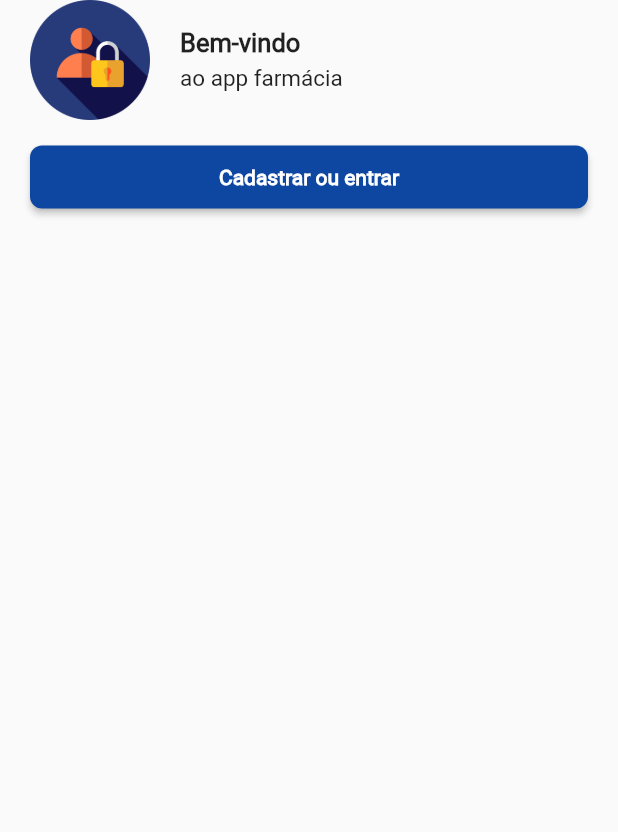
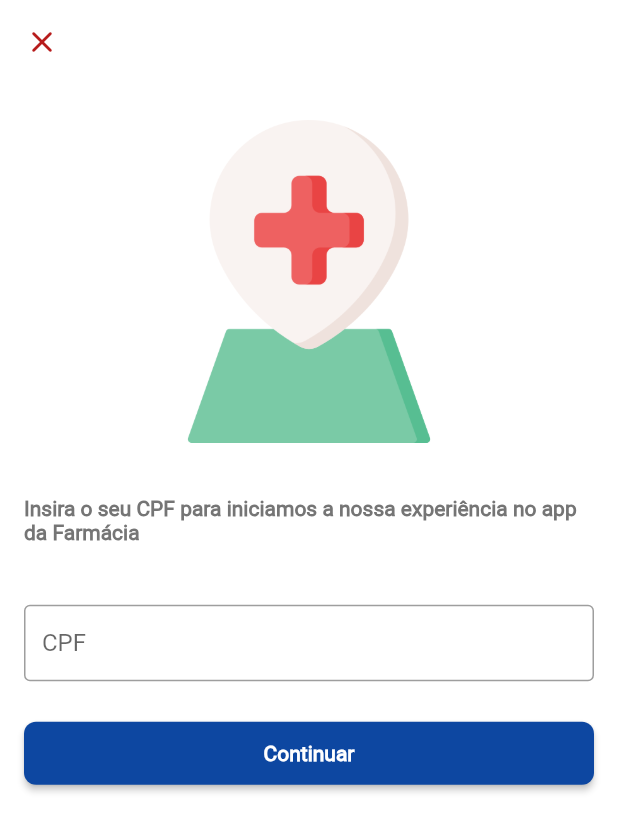
Before and after one commit to ClodoaldoRibeiro/app-farmacia, a Flutter app: the SessionSingin widget shown alone on an empty page, opened directly, after a tap on "Cadastrar ou entrar", on a phone screen of 412 x 824 dp. Shown: the top 832 px of the screen. Run offline on Flutter 3.47's test engine with Material 2 defaults, Android fonts, the phone set to English and light mode, and no system bars; our stand-ins replace flutter_mobx, flutter_svg, get_it, mobx; accounts and stored records are empty; generated files the repository leaves out were written again.

Commit message:
Ajustar tela de autenticação

```diff
--- /dev/null
+++ b/lib/screens/authentication/authentication_screen.dart
@@ -0,0 +1,69 @@
+import 'package:farmacia_app/screens/themes/app_colors.dart';
+import 'package:farmacia_app/screens/themes/constants.dart';
+import 'package:farmacia_app/screens/widgets/far_raise_button.dart';
+import 'package:flutter/material.dart';
+
+class AuthenticationScreen extends StatelessWidget {
+  @override
+  Widget build(BuildContext context) {
+    Size size = MediaQuery.of(context).size;
+    return Scaffold(
+      backgroundColor: Colors.white,
+      appBar: AppBar(
+        backgroundColor: Colors.white,
+        elevation: 0,
+        leading: IconButton(
+          icon: Icon(
+            Icons.close_rounded,
+            color: AppColors.COR_PRIMARIA,
+          ),
+          onPressed: () {
+            Navigator.of(context).pop();
+          },
+        ),
+      ),
+      body: ListView(
+        padding: EdgeInsets.symmetric(horizontal: 16, vertical: 8),
+        children: [
+          Container(
+            padding: EdgeInsets.all(16),
+            height: size.height * 0.30,
+            child: Center(
+              child: Image.asset(kIMAGE_LOGO_PNG),
+            ),
+          ),
+          SizedBox(
+            height: 20,
+          ),
+          Text(
+            "Insira o seu CPF para iniciamos a nossa experiência no app da Farmácia",
+            style:
+                TextStyle(fontWeight: FontWeight.w600, color: Colors.grey[600]),
+          ),
+          SizedBox(
+            height: 40,
+          ),
+          TextFormField(
+            keyboardType: TextInputType.number,
+            decoration: InputDecoration(
+              labelText: "CPF",
+              hintText: "Informe seu CPF",
+              border: const OutlineInputBorder(),
+              isDense: true,
+            ),
+            onChanged: (value) {},
+          ),
+          SizedBox(
+            height: 15,
+          ),
+          FarRaiseButton(
+              child: Text(
+                "Continuar",
+                style: TextStyle(fontWeight: FontWeight.w900),
+              ),
+              pressed: () {})
+        ],
+      ),
+    );
+  }
+}
--- a/lib/screens/home/home_screen.dart
+++ b/lib/screens/home/home_screen.dart
@@ -1,5 +1,5 @@
-import 'package:farmacia_app/screens/widget/field_app_bar.dart';
-import 'package:farmacia_app/screens/widget/field_search.dart';
+import 'file:///C:/src/MyProjects/farmacia_app/lib/screens/widgets/field_app_bar.dart';
+import 'file:///C:/src/MyProjects/farmacia_app/lib/screens/widgets/field_search.dart';
 import 'package:flutter/material.dart';
 
 class HomeScreen extends StatelessWidget {
--- a/lib/screens/menu/components/session_ header.dart
+++ b/lib/screens/menu/components/session_ header.dart
@@ -1,7 +1,9 @@
 import 'package:farmacia_app/modelos/user.dart';
+import 'package:farmacia_app/screens/authentication/authentication_screen.dart';
 import 'package:farmacia_app/screens/themes/app_colors.dart';
 import 'package:farmacia_app/screens/themes/constants.dart';
 import 'package:farmacia_app/screens/widgets/far_raise_button.dart';
+import 'package:flutter/cupertino.dart';
 import 'package:flutter/material.dart';
 
 class SessionHeader extends StatelessWidget {
@@ -112,12 +114,20 @@ class SessionSingin extends StatelessWidget {
               ),
             ],
           ),
-          SizedBox(height: 5,),
+          SizedBox(
+            height: 5,
+          ),
           Padding(
             padding: const EdgeInsets.symmetric(horizontal: 20),
             child: FarRaiseButton(
-              child: Text("Cadastrar ou entrar", style: TextStyle(fontWeight: FontWeight.w600),),
-              pressed: () {},
+              child: Text(
+                "Cadastrar ou entrar",
+                style: TextStyle(fontWeight: FontWeight.w600),
+              ),
+              pressed: () {
+                Navigator.of(context).push(
+                    MaterialPageRoute(builder: (_) => AuthenticationScreen()));
+              },
             ),
           ),
         ],
--- a/lib/screens/purchase/purchase_screen.dart
+++ b/lib/screens/purchase/purchase_screen.dart
@@ -1,5 +1,5 @@
-import 'package:farmacia_app/screens/widget/field_app_bar.dart';
-import 'package:farmacia_app/screens/widget/field_search.dart';
+import 'file:///C:/src/MyProjects/farmacia_app/lib/screens/widgets/field_app_bar.dart';
+import 'file:///C:/src/MyProjects/farmacia_app/lib/screens/widgets/field_search.dart';
 import 'package:flutter/material.dart';
 
 class PurchaseScreen extends StatelessWidget {
```
Also changed, not shown: lib/screens/widgets/field_app_bar.dart (renamed from lib/screens/widget/field_app_bar.dart), lib/screens/widgets/field_search.dart (renamed from lib/screens/widget/field_search.dart).
